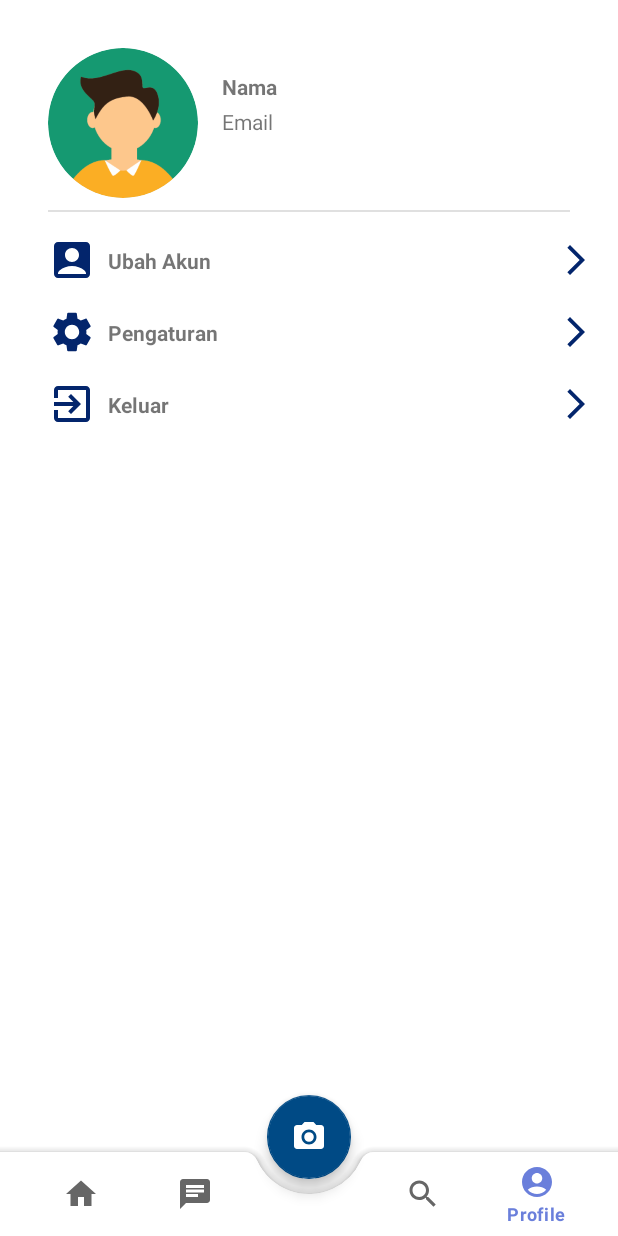
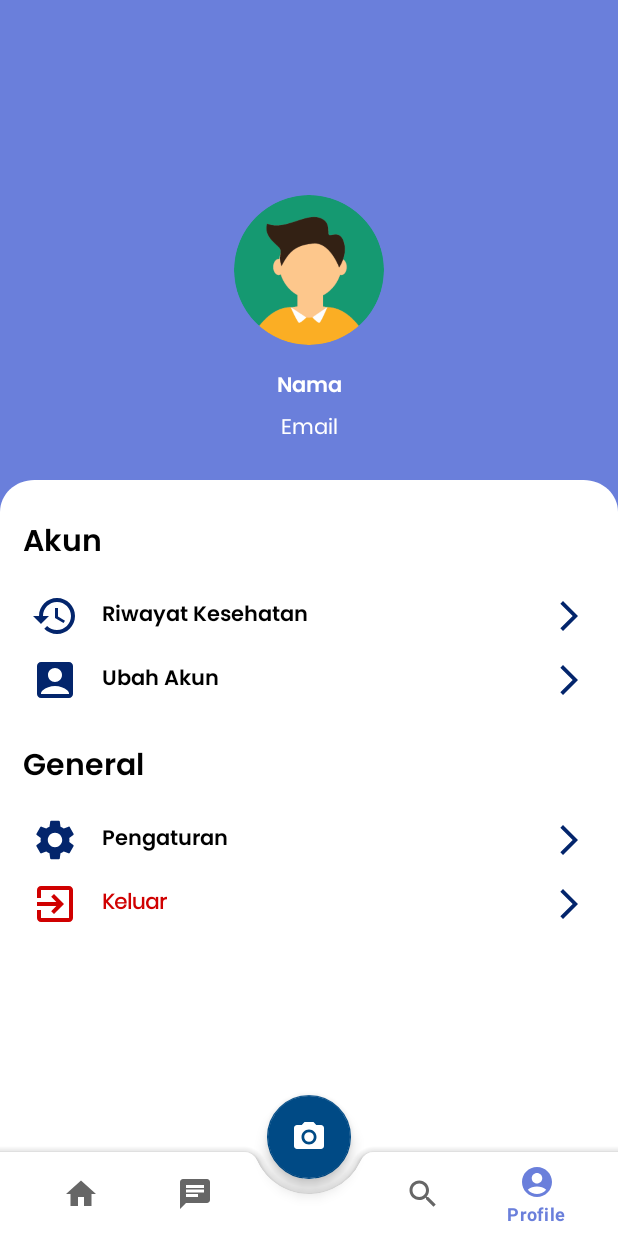
Before and after one commit to Nusantara-Team-Bangkit-Capstone/nst-mobile, an Android app: the ProfileFragment screen opened through its navigation route, on a phone screen of 412 x 824 dp. Run offline under Robolectric (Android 15) with nearby library versions, the phone set to English and light mode, and no system bars; our stand-ins replace CircleImageView, Picasso, navigation-ui; libraries missing offline, so code that uses them is left out: com.auth0.android; pictures from the network do not load; 10 statements that could not run were skipped.

Commit message:
update: slicing UI profiles

```diff
--- a/app/src/main/java/com/capstone/perigigiapps/ui/screen/home/HomeActivity.kt
+++ b/app/src/main/java/com/capstone/perigigiapps/ui/screen/home/HomeActivity.kt
@@ -35,7 +35,7 @@ class HomeActivity : AppCompatActivity() {
 
         floatingButton = findViewById(R.id.button_deteksi)
         floatingButton.setOnClickListener {
-            supportFragmentManager.beginTransaction().replace(R.id.container, DeteksiFragment())
+            supportFragmentManager.beginTransaction().replace(R.id.nav_host_fragment_activity_home, DeteksiFragment())
                 .commit()
         }
 
--- a/app/src/main/java/com/capstone/perigigiapps/ui/screen/profile/ProfileFragment.kt
+++ b/app/src/main/java/com/capstone/perigigiapps/ui/screen/profile/ProfileFragment.kt
@@ -33,9 +33,9 @@ class ProfileFragment : Fragment() {
 
     override fun onViewCreated(view: View, savedInstanceState: Bundle?) {
         super.onViewCreated(view, savedInstanceState)
-        binding.constraintSetting.setOnClickListener {
-            setting()
-        }
+//        binding.constraintSetting.setOnClickListener {
+//            setting()
+//        }
         binding.constraintLogout.setOnClickListener {
             logout()
         }
--- /dev/null
+++ b/app/src/main/res/drawable/background_card_profiles.xml
@@ -0,0 +1,9 @@
+<vector xmlns:android="http://schemas.android.com/apk/res/android"
+    android:width="360dp"
+    android:height="474dp"
+    android:viewportWidth="360"
+    android:viewportHeight="474">
+  <path
+      android:pathData="M0,20C0,8.95 8.95,0 20,0H340C351.05,0 360,8.95 360,20V474H0V20Z"
+      android:fillColor="#ffffff"/>
+</vector>
--- a/app/src/main/res/drawable/baseline_exit_to_app_24.xml
+++ b/app/src/main/res/drawable/baseline_exit_to_app_24.xml
@@ -1,6 +1,6 @@
 <vector android:autoMirrored="true"
     android:height="32dp"
-    android:tint="#03256C"
+    android:tint="#D00000"
     android:viewportHeight="24"
     android:viewportWidth="24"
     android:width="32dp"
--- /dev/null
+++ b/app/src/main/res/drawable/baseline_history_24.xml
@@ -0,0 +1,5 @@
+<vector android:height="32dp" android:tint="#03256C"
+    android:viewportHeight="24" android:viewportWidth="24"
+    android:width="32dp" xmlns:android="http://schemas.android.com/apk/res/android">
+    <path android:fillColor="@android:color/white" android:pathData="M13,3c-4.97,0 -9,4.03 -9,9L1,12l3.89,3.89 0.07,0.14L9,12L6,12c0,-3.87 3.13,-7 7,-7s7,3.13 7,7 -3.13,7 -7,7c-1.93,0 -3.68,-0.79 -4.94,-2.06l-1.42,1.42C8.27,19.99 10.51,21 13,21c4.97,0 9,-4.03 9,-9s-4.03,-9 -9,-9zM12,8v5l4.28,2.54 0.72,-1.21 -3.5,-2.08L13.5,8L12,8z"/>
+</vector>
--- /dev/null
+++ b/app/src/main/res/drawable/card_banner_profiles.xml
@@ -0,0 +1,9 @@
+<vector xmlns:android="http://schemas.android.com/apk/res/android"
+    android:width="950dp"
+    android:height="72dp"
+    android:viewportWidth="450"
+    android:viewportHeight="72">
+  <path
+      android:pathData="M0,8h360v56h-360z"
+      android:fillColor="#ffffff"/>
+</vector>
--- a/app/src/main/res/layout/activity_home.xml
+++ b/app/src/main/res/layout/activity_home.xml
@@ -1,7 +1,6 @@
 <?xml version="1.0" encoding="utf-8"?>
 <androidx.constraintlayout.widget.ConstraintLayout xmlns:android="http://schemas.android.com/apk/res/android"
     xmlns:app="http://schemas.android.com/apk/res-auto"
-    xmlns:tools="http://schemas.android.com/tools"
     android:id="@+id/container"
     android:layout_width="match_parent"
     android:layout_height="match_parent">
--- a/app/src/main/res/layout/fragment_profile.xml
+++ b/app/src/main/res/layout/fragment_profile.xml
@@ -1,25 +1,20 @@
 <?xml version="1.0" encoding="utf-8"?>
-<androidx.appcompat.widget.LinearLayoutCompat xmlns:android="http://schemas.android.com/apk/res/android"
+<androidx.constraintlayout.widget.ConstraintLayout xmlns:android="http://schemas.android.com/apk/res/android"
     xmlns:app="http://schemas.android.com/apk/res-auto"
-    android:padding="16dp"
+    xmlns:tools="http://schemas.android.com/tools"
     android:layout_width="match_parent"
     android:layout_height="match_parent"
+    android:background="#6A7FDB"
     android:orientation="vertical">
-
-    <androidx.constraintlayout.widget.ConstraintLayout
-        android:id="@+id/constraint_profile"
-        android:clickable="true"
-        android:focusable="true"
-        android:layout_width="match_parent"
-        android:layout_height="wrap_content">
 
     <de.hdodenhof.circleimageview.CircleImageView
         android:id="@+id/img_item_photo"
         android:layout_width="100dp"
         android:layout_height="100dp"
-            android:layout_margin="16dp"
+        android:layout_marginTop="130dp"
         android:scaleType="centerCrop"
         android:src="@drawable/avatar_male"
+        app:layout_constraintEnd_toEndOf="parent"
         app:layout_constraintStart_toStartOf="parent"
         app:layout_constraintTop_toTopOf="parent" />
 
@@ -28,85 +23,224 @@
         android:layout_width="wrap_content"
         android:layout_height="wrap_content"
         android:layout_margin="16dp"
+        android:fontFamily="@font/poppins_semibold"
         android:text="@string/nama_hint"
+        android:textColor="#FFFFFF"
         android:textStyle="bold"
-            app:layout_constraintStart_toEndOf="@+id/img_item_photo"
-            app:layout_constraintTop_toTopOf="@+id/img_item_photo" />
+        app:layout_constraintEnd_toEndOf="@+id/img_item_photo"
+        app:layout_constraintStart_toStartOf="@+id/img_item_photo"
+        app:layout_constraintTop_toBottomOf="@+id/img_item_photo" />
 
     <TextView
         android:id="@+id/item_email_user"
         android:layout_width="wrap_content"
         android:layout_height="wrap_content"
-            android:layout_marginStart="16dp"
         android:layout_marginTop="4dp"
+        android:fontFamily="@font/poppins"
         android:text="@string/email"
-            app:layout_constraintStart_toEndOf="@+id/img_item_photo"
+        android:textColor="#FFFFFF"
+        app:layout_constraintEnd_toEndOf="@+id/item_name_user"
+        app:layout_constraintStart_toStartOf="@+id/item_name_user"
         app:layout_constraintTop_toBottomOf="@+id/item_name_user" />
 
-        <com.google.android.material.divider.MaterialDivider
-            android:id="@+id/divider"
+    <androidx.constraintlayout.widget.ConstraintLayout
         android:layout_width="match_parent"
+        android:layout_height="match_parent"
+        android:layout_marginTop="320dp"
+        android:background="@drawable/background_card_profiles">
+
+<!--        <androidx.constraintlayout.widget.ConstraintLayout-->
+<!--            android:id="@+id/constraint_profile"-->
+<!--            android:clickable="true"-->
+<!--            android:focusable="true"-->
+<!--            android:layout_width="match_parent"-->
+<!--            android:layout_height="wrap_content">-->
+
+<!--            <com.google.android.material.divider.MaterialDivider-->
+<!--                android:id="@+id/divider"-->
+<!--                android:layout_width="match_parent"-->
+<!--                android:layout_height="wrap_content"-->
+<!--                android:layout_marginTop="8dp"-->
+<!--                app:dividerInsetEnd="16dp"-->
+<!--                app:dividerInsetStart="16dp"-->
+<!--                app:layout_constraintTop_toBottomOf="@+id/img_item_photo" />-->
+<!--        </androidx.constraintlayout.widget.ConstraintLayout>-->
+
+        <TextView
+            android:id="@+id/akun"
+            android:layout_width="wrap_content"
             android:layout_height="wrap_content"
-            android:layout_marginTop="8dp"
-            app:dividerInsetEnd="16dp"
-            app:dividerInsetStart="16dp"
-            app:layout_constraintTop_toBottomOf="@+id/img_item_photo" />
-    </androidx.constraintlayout.widget.ConstraintLayout>
+            android:fontFamily="@font/poppins_semibold"
+            android:text="Akun"
+            android:layout_marginTop="25dp"
+            android:layout_marginStart="15dp"
+            android:textColor="#000000"
+            android:textSize="20sp"
+            app:layout_constraintStart_toStartOf="parent"
+            app:layout_constraintTop_toTopOf="parent" />
 
         <androidx.constraintlayout.widget.ConstraintLayout
             android:id="@+id/constraint_edit"
-        android:layout_marginTop="16dp"
+            android:layout_width="match_parent"
+            android:layout_height="wrap_content"
+            android:padding="5dp"
             android:clickable="true"
             android:focusable="true"
-        android:layout_width="match_parent"
-        android:layout_height="wrap_content">
+            app:layout_constraintTop_toBottomOf="@+id/constraintLayout4">
 
             <ImageView
                 android:id="@+id/account_image_edit"
                 android:layout_width="wrap_content"
                 android:layout_height="wrap_content"
-            android:layout_marginStart="16dp"
+                android:layout_marginStart="15dp"
+                android:layout_marginTop="10dp"
                 android:contentDescription="@string/account"
                 android:src="@drawable/baseline_account_box_24"
-            app:layout_constraintStart_toStartOf="parent"
-            app:layout_constraintTop_toTopOf="parent" />
+                app:layout_constraintBottom_toBottomOf="parent"
+                app:layout_constraintStart_toStartOf="parent"/>
 
             <TextView
                 android:id="@+id/account_text_edit"
                 android:layout_width="wrap_content"
                 android:layout_height="wrap_content"
-            android:layout_marginStart="8dp"
+                android:layout_marginStart="15dp"
+                android:fontFamily="@font/poppins_semibold"
                 android:text="@string/change"
+                android:textColor="#000000"
                 android:textStyle="bold"
+                app:layout_constraintBottom_toBottomOf="@+id/account_image_edit"
                 app:layout_constraintStart_toEndOf="@+id/account_image_edit"
-            app:layout_constraintTop_toTopOf="parent"
-            app:layout_constraintBottom_toBottomOf="parent" />
+                app:layout_constraintTop_toTopOf="@+id/account_image_edit" />
 
             <ImageView
                 android:id="@+id/arrow_image_edit"
                 android:layout_width="wrap_content"
                 android:layout_height="wrap_content"
-            android:layout_marginStart="16dp"
+                android:layout_marginEnd="15dp"
                 android:contentDescription="@string/account"
                 android:src="@drawable/baseline_arrow_forward_ios_24"
+                app:layout_constraintBottom_toBottomOf="@+id/account_text_edit"
                 app:layout_constraintEnd_toEndOf="parent"
+                app:layout_constraintTop_toTopOf="@+id/account_text_edit" />
+
+        </androidx.constraintlayout.widget.ConstraintLayout>
+
+        <androidx.constraintlayout.widget.ConstraintLayout
+            android:id="@+id/constraintLayout4"
+            android:layout_width="match_parent"
+            android:layout_height="wrap_content"
+            android:padding="5dp"
+            android:layout_marginTop="10dp"
+            app:layout_constraintTop_toBottomOf="@+id/akun">
+
+            <ImageView
+                android:id="@+id/imageView5"
+                android:layout_width="wrap_content"
+                android:layout_height="wrap_content"
+                android:layout_marginStart="15dp"
+                app:layout_constraintBottom_toBottomOf="parent"
+                app:layout_constraintStart_toStartOf="parent"
                 app:layout_constraintTop_toTopOf="parent"
-            app:layout_constraintBottom_toBottomOf="parent" />
+                app:srcCompat="@drawable/baseline_history_24" />
+
+            <TextView
+                android:id="@+id/textView5"
+                android:layout_width="wrap_content"
+                android:layout_height="wrap_content"
+                android:layout_marginStart="15dp"
+                android:fontFamily="@font/poppins_semibold"
+                android:text="Riwayat Kesehatan"
+                android:textColor="#000000"
+                app:layout_constraintBottom_toBottomOf="@+id/imageView5"
+                app:layout_constraintStart_toEndOf="@+id/imageView5"
+                app:layout_constraintTop_toTopOf="@+id/imageView5" />
+
+            <ImageView
+                android:id="@+id/imageView6"
+                android:layout_width="wrap_content"
+                android:layout_height="wrap_content"
+                android:layout_marginEnd="15dp"
+                app:layout_constraintBottom_toBottomOf="@+id/textView5"
+                app:layout_constraintEnd_toEndOf="parent"
+                app:layout_constraintTop_toTopOf="@+id/textView5"
+                app:srcCompat="@drawable/baseline_arrow_forward_ios_24" />
+
+        </androidx.constraintlayout.widget.ConstraintLayout>
+
+        <TextView
+            android:id="@+id/textView6"
+            android:layout_width="wrap_content"
+            android:layout_height="wrap_content"
+            android:layout_marginStart="15dp"
+            android:layout_marginTop="20dp"
+            android:fontFamily="@font/poppins_semibold"
+            android:text="General"
+            android:textColor="#000000"
+            android:textSize="20sp"
+            app:layout_constraintStart_toStartOf="parent"
+            app:layout_constraintTop_toBottomOf="@+id/constraint_edit" />
+
+        <androidx.constraintlayout.widget.ConstraintLayout
+            android:id="@+id/constraint_logout"
+            android:layout_width="match_parent"
+            android:layout_height="wrap_content"
+            android:padding="5dp"
+            app:layout_constraintEnd_toEndOf="parent"
+            app:layout_constraintStart_toStartOf="parent"
+            app:layout_constraintTop_toBottomOf="@+id/constraint_setting">
+
+            <ImageView
+                android:id="@+id/account_image_logout"
+                android:layout_width="wrap_content"
+                android:layout_height="wrap_content"
+                android:layout_marginStart="15dp"
+                android:contentDescription="@string/account"
+                android:src="@drawable/baseline_exit_to_app_24"
+                app:layout_constraintBottom_toBottomOf="parent"
+                app:layout_constraintStart_toStartOf="parent"
+                app:layout_constraintTop_toTopOf="parent" />
+
+            <TextView
+                android:id="@+id/account_text_logout"
+                android:layout_width="wrap_content"
+                android:layout_height="wrap_content"
+                android:layout_marginStart="15dp"
+                android:fontFamily="@font/poppins"
+                android:text="@string/logout"
+                android:textColor="#D00000"
+                android:textStyle="bold"
+                app:layout_constraintBottom_toBottomOf="@+id/account_image_logout"
+                app:layout_constraintStart_toEndOf="@+id/account_image_logout"
+                app:layout_constraintTop_toTopOf="@+id/account_image_logout" />
+
+            <ImageView
+                android:id="@+id/arrow_image_logout"
+                android:layout_width="wrap_content"
+                android:layout_height="wrap_content"
+                android:layout_marginEnd="15dp"
+                android:contentDescription="@string/account"
+                android:src="@drawable/baseline_arrow_forward_ios_24"
+                app:layout_constraintBottom_toBottomOf="@+id/account_image_logout"
+                app:layout_constraintEnd_toEndOf="parent"
+                app:layout_constraintTop_toTopOf="@+id/account_image_logout" />
+
         </androidx.constraintlayout.widget.ConstraintLayout>
 
         <androidx.constraintlayout.widget.ConstraintLayout
             android:id="@+id/constraint_setting"
-        android:layout_marginTop="16dp"
+            android:layout_width="match_parent"
+            android:layout_marginTop="10dp"
+            android:padding="5dp"
+            android:layout_height="wrap_content"
             android:clickable="true"
             android:focusable="true"
-        android:layout_width="match_parent"
-        android:layout_height="wrap_content">
+            app:layout_constraintTop_toBottomOf="@+id/textView6">
 
             <ImageView
                 android:id="@+id/account_image_setting"
                 android:layout_width="wrap_content"
                 android:layout_height="wrap_content"
-            android:layout_marginStart="16dp"
+                android:layout_marginStart="15dp"
                 android:contentDescription="@string/account"
                 android:src="@drawable/baseline_settings_24"
                 app:layout_constraintStart_toStartOf="parent"
@@ -116,61 +250,27 @@
                 android:id="@+id/account_text_setting"
                 android:layout_width="wrap_content"
                 android:layout_height="wrap_content"
-            android:layout_marginStart="8dp"
+                android:layout_marginStart="15dp"
+                android:fontFamily="@font/poppins_semibold"
                 android:text="@string/setting"
+                android:textColor="#000000"
                 android:textStyle="bold"
+                app:layout_constraintBottom_toBottomOf="parent"
                 app:layout_constraintStart_toEndOf="@+id/account_image_setting"
-            app:layout_constraintTop_toTopOf="parent"
-            app:layout_constraintBottom_toBottomOf="parent" />
+                app:layout_constraintTop_toTopOf="parent" />
 
             <ImageView
                 android:id="@+id/arrow_image_setting"
                 android:layout_width="wrap_content"
                 android:layout_height="wrap_content"
-            android:layout_marginStart="16dp"
+                android:layout_marginEnd="15dp"
                 android:contentDescription="@string/account"
                 android:src="@drawable/baseline_arrow_forward_ios_24"
+                app:layout_constraintBottom_toBottomOf="parent"
                 app:layout_constraintEnd_toEndOf="parent"
-            app:layout_constraintTop_toTopOf="parent"
-            app:layout_constraintBottom_toBottomOf="parent" />
+                app:layout_constraintTop_toTopOf="parent" />
         </androidx.constraintlayout.widget.ConstraintLayout>
 
-    <androidx.constraintlayout.widget.ConstraintLayout
-        android:id="@+id/constraint_logout"
-        android:layout_marginTop="16dp"
-        android:layout_width="match_parent"
-        android:layout_height="wrap_content">
+    </androidx.constraintlayout.widget.ConstraintLayout>
 
-        <ImageView
-            android:id="@+id/account_image_logout"
-            android:layout_width="wrap_content"
-            android:layout_height="wrap_content"
-            android:layout_marginStart="16dp"
-            android:contentDescription="@string/account"
-            android:src="@drawable/baseline_exit_to_app_24"
-            app:layout_constraintStart_toStartOf="parent"
-            app:layout_constraintTop_toTopOf="parent" />
-
-        <TextView
-            android:id="@+id/account_text_logout"
-            android:layout_width="wrap_content"
-            android:layout_height="wrap_content"
-            android:layout_marginStart="8dp"
-            android:text="@string/logout"
-            android:textStyle="bold"
-            app:layout_constraintStart_toEndOf="@+id/account_image_logout"
-            app:layout_constraintTop_toTopOf="parent"
-            app:layout_constraintBottom_toBottomOf="parent" />
-
-        <ImageView
-            android:id="@+id/arrow_image_logout"
-            android:layout_width="wrap_content"
-            android:layout_height="wrap_content"
-            android:layout_marginStart="16dp"
-            android:contentDescription="@string/account"
-            android:src="@drawable/baseline_arrow_forward_ios_24"
-            app:layout_constraintEnd_toEndOf="parent"
-            app:layout_constraintTop_toTopOf="parent"
-            app:layout_constraintBottom_toBottomOf="parent" />
 </androidx.constraintlayout.widget.ConstraintLayout>
-</androidx.appcompat.widget.LinearLayoutCompat>
```
Lines whose indentation alone changed are shown as unchanged.
